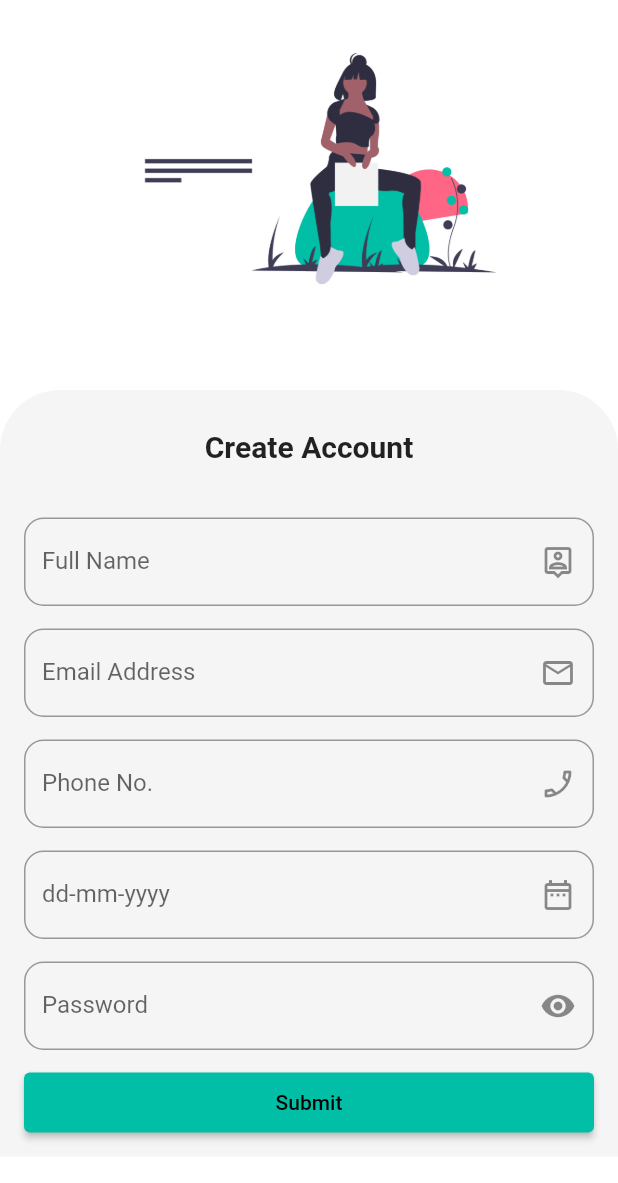
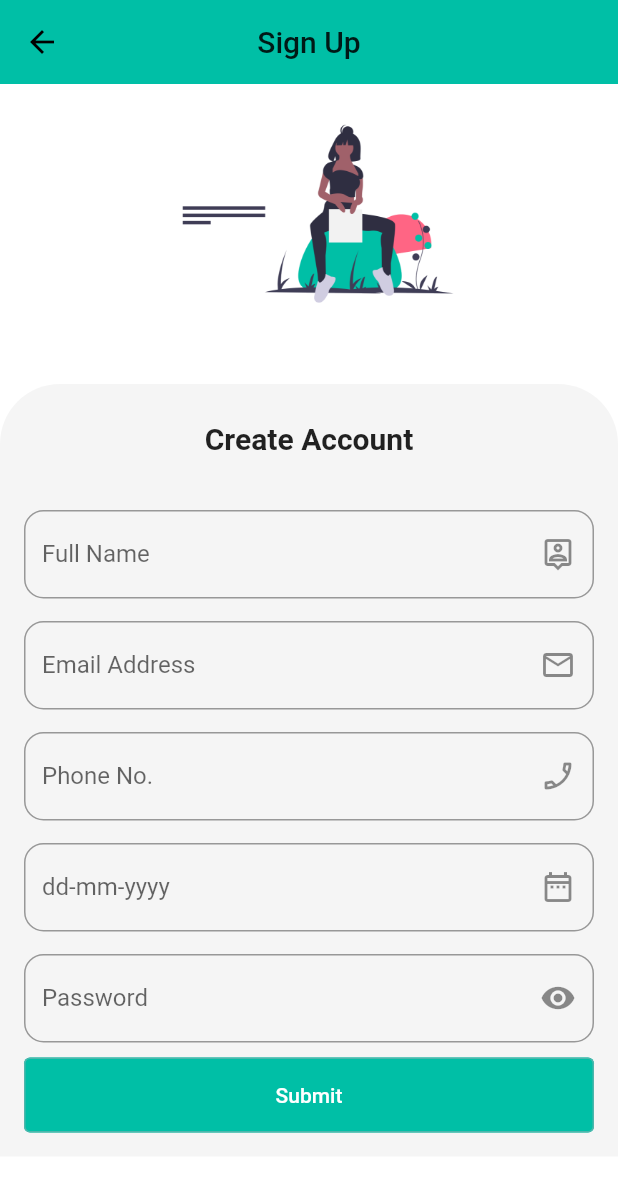
Before and after one commit to tungondugi/loginAppProvider, a Flutter app: the SignUp screen opened directly, on a phone screen of 412 x 824 dp. Shown: the top 1183 px of the screen. Run offline on Flutter 3.47's test engine with Material 2 defaults, Android fonts, the phone set to English and light mode, and no system bars.

Commit message:
Implemented MaterialPageRoute and added appBar

```diff
--- a/loginAppProvider/lib/signupUI.dart
+++ b/loginAppProvider/lib/signupUI.dart
@@ -4,11 +4,17 @@ import 'package:flutter/services.dart';
 class SignUp extends StatelessWidget {
   Widget build(BuildContext context) {
     return Scaffold(
+      appBar: AppBar(
+        title: Text("Sign Up"),
+        centerTitle: true,
+        elevation: 0,
+      ),
       body: ListView(
+        scrollDirection: Axis.vertical,
         children: <Widget>[
           Container(
             /// [Image Container widget]
-            height: 520 / 2,
+            height: 400 / 2,
             decoration: BoxDecoration(
               image: DecorationImage(
                 alignment: Alignment.bottomCenter,
@@ -34,7 +40,7 @@ class SignUp extends StatelessWidget {
               /// [Column Form widget]
               children: <Widget>[
                 SizedBox(
-                  height: 10,
+                  height: 9,
                 ),
                 Text(
                   /// [Intro Text widget]
@@ -58,7 +64,9 @@ class SignUp extends StatelessWidget {
                       borderRadius: BorderRadius.circular(13),
                     ),
                   ),
-                  onChanged: (String value) {},
+                  onChanged: (String value) {
+                    // TODO://Implement some functions here
+                  },
                 ),
                 SizedBox(
                   height: 15,
@@ -73,7 +81,9 @@ class SignUp extends StatelessWidget {
                       borderRadius: BorderRadius.circular(13),
                     ),
                   ),
-                  onChanged: (String value) {},
+                  onChanged: (String value) {
+                    // TODO://Implement some functions here
+                  },
                 ),
                 SizedBox(
                   height: 15,
@@ -88,7 +98,9 @@ class SignUp extends StatelessWidget {
                       borderRadius: BorderRadius.circular(13),
                     ),
                   ),
-                  onChanged: (String value) {},
+                  onChanged: (String value) {
+                    // TODO://Implement some functions here
+                  },
                 ),
                 SizedBox(
                   height: 15,
@@ -100,13 +112,17 @@ class SignUp extends StatelessWidget {
                     labelText: "dd-mm-yyyy",
                     suffixIcon: IconButton(
                       icon: Icon(Icons.date_range_outlined),
-                      onPressed: () {},
+                      onPressed: () {
+                        // TODO://Implement some functions here
+                      },
                     ),
                     border: OutlineInputBorder(
                       borderRadius: BorderRadius.circular(13),
                     ),
                   ),
-                  onChanged: (String value) {},
+                  onChanged: (String value) {
+                    // TODO://Implement some functions here
+                  },
                 ),
                 SizedBox(
                   height: 15,
@@ -124,17 +140,29 @@ class SignUp extends StatelessWidget {
                       borderRadius: BorderRadius.circular(13),
                     ),
                   ),
-                  onChanged: (String value) {},
+                  onChanged: (String value) {
+                    // TODO://Implement some functions here
+                  },
                 ),
                 SizedBox(
-                  height: 15,
+                  height: 10,
                 ),
                 SizedBox(
-                  height: 40,
+                  height: 50,
                   width: double.infinity,
                   child: ElevatedButton(
-                    onPressed: () {},
                     child: Text("Submit"),
+                    onPressed: () {
+                      // TODO://Implement some functions here
+                    },
+                    style: ElevatedButton.styleFrom(
+                      primary: Color(0xff00BFA6),
+                      elevation: 0,
+                      onPrimary: Colors.white,
+                      side: BorderSide(
+                        color: Colors.teal[300],
+                      ),
+                    ),
                   ),
                 ),
               ],
```
